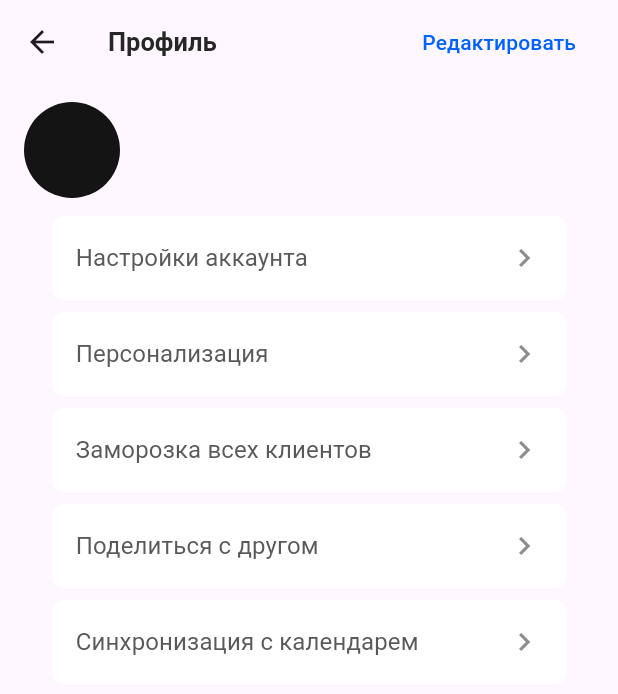
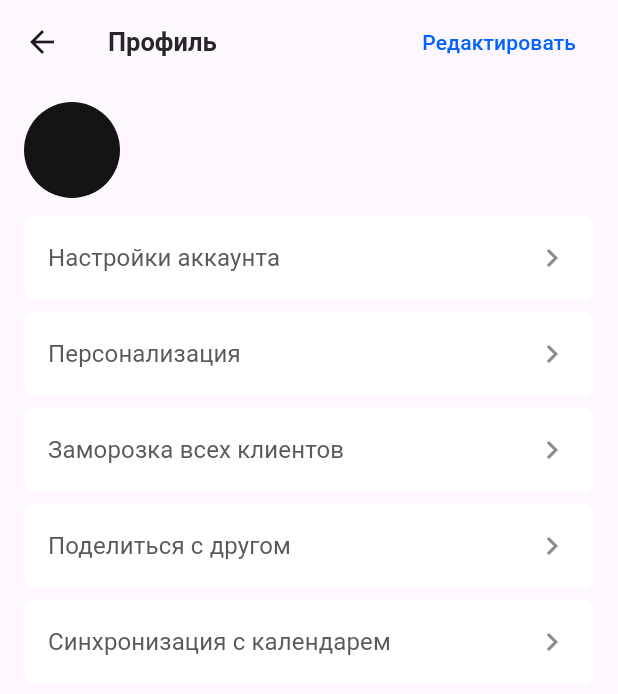
Before and after one commit to ShortMikelon/maxim, a Flutter app: the screen it shows after launch, on a phone screen of 412 x 824 dp. Shown: the top 694 px of the screen. Run offline on Flutter 3.47's test engine with Material 3 defaults, Android fonts, the phone set to English and light mode, and no system bars; our stand-ins replace flutter_secure_storage, shimmer; statements that could not run were skipped.

Commit message:
An AppButton was created for all the buttons of the application

```diff
--- a/lib/change_name/change_name_bottom_sheet.dart
+++ b/lib/change_name/change_name_bottom_sheet.dart
@@ -1,7 +1,8 @@
 import 'package:flutter/material.dart';
 import 'package:maxim/change_client_name_constants.dart';
 import 'package:maxim/change_name/change_name_provider.dart';
-import 'package:maxim/name_type.dart';
+import 'package:maxim/change_name/name_type.dart';
+import 'package:maxim/widgets/app_button.dart';
 import 'package:maxim/widgets/app_text_styles.dart';
 import 'package:provider/provider.dart';
 
@@ -136,25 +137,10 @@ class _AppSaveButton extends StatelessWidget {
 
     return Padding(
       padding: const EdgeInsets.only(bottom: 8, right: 16, left: 16),
-      child: ElevatedButton(
+      child: AppButton(
         onPressed: onPressedWithPopBack,
-        style: ElevatedButton.styleFrom().copyWith(
-          minimumSize: WidgetStateProperty.all<Size>(const Size.fromHeight(56)),
-          backgroundColor: WidgetStateProperty.resolveWith<Color?>(
-                (Set<WidgetState> states) {
-              if (states.contains(WidgetState.disabled)) {
-                return ChangeClientNameConstants.spitsbergenBlue;
-              }
-
-              return ChangeClientNameConstants.blue;
-            },
-          ),
-          shape: WidgetStateProperty.all<RoundedRectangleBorder>(
-            RoundedRectangleBorder(
-              borderRadius: BorderRadius.circular(8),
-            ),
-          ),
-        ),
+        background: ChangeClientNameConstants.blue,
+        disabledBackground: ChangeClientNameConstants.spitsbergenBlue,
         child: Text(
           'Сохранить',
           style: TextStyle(
--- a/lib/personalization/personalization_page.dart
+++ b/lib/personalization/personalization_page.dart
@@ -1,9 +1,10 @@
 import 'package:flutter/material.dart';
 import 'package:maxim/app_string_resources.dart';
 import 'package:maxim/change_name/change_name_bottom_sheet.dart';
-import 'package:maxim/default_names.dart';
-import 'package:maxim/name_type.dart';
+import 'package:maxim/change_name/default_names.dart';
+import 'package:maxim/change_name/name_type.dart';
 import 'package:maxim/personalization/personalization_provider.dart';
+import 'package:maxim/widgets/app_button.dart';
 import 'package:maxim/widgets/app_text_styles.dart';
 import 'package:provider/provider.dart';
 
@@ -122,21 +123,11 @@ class _PersonalizationButton extends StatelessWidget {
 
   @override
   Widget build(BuildContext context) {
-    return ElevatedButton(
+    return AppButton(
       onPressed: onPressed,
-      style: ButtonStyle(
-        fixedSize: WidgetStateProperty.all<Size>(const Size(343, 56)),
-        padding: WidgetStateProperty.all<EdgeInsetsGeometry>(
-          const EdgeInsets.symmetric(vertical: 8, horizontal: 16),
-        ),
-        elevation: WidgetStateProperty.all<double>(0),
-        backgroundColor: WidgetStateProperty.all<Color>(Colors.white),
-        shape: WidgetStateProperty.all<RoundedRectangleBorder>(
-          RoundedRectangleBorder(
-            borderRadius: BorderRadius.circular(8.0),
-          ),
-        ),
-      ),
+      minHeight: 56,
+      padding: const EdgeInsets.symmetric(vertical: 8, horizontal: 16),
+      background: Colors.white,
       child: Row(
         children: <Widget>[
           _buttonText(),
--- a/lib/profile/profile_page.dart
+++ b/lib/profile/profile_page.dart
@@ -3,6 +3,7 @@ import 'package:maxim/account_settings/account_settings_page.dart';
 import 'package:maxim/app_string_resources.dart';
 import 'package:maxim/personalization/personalization_page.dart';
 import 'package:maxim/profile/profile_provider.dart';
+import 'package:maxim/widgets/app_button.dart';
 import 'package:maxim/widgets/app_shimmer.dart';
 import 'package:maxim/widgets/app_text_styles.dart';
 import 'package:provider/provider.dart';
@@ -96,7 +97,7 @@ class _ProfileWithDataDisplay extends StatelessWidget {
     return Row(
       mainAxisAlignment: MainAxisAlignment.spaceBetween,
       children: <Widget>[
-        _ClientIcon(text: state.username),
+        _ClientIcon(state.username),
         const SizedBox(width: 16),
         _ProfileInfo(username: state.username, phoneNumber: state.phoneNumber),
         const SizedBox(width: 16),
@@ -167,9 +168,8 @@ class _PendingDisplay extends StatelessWidget {
 
 class _ClientIcon extends StatelessWidget {
   final String text;
-  final Color? backgroundColor;
 
-  const _ClientIcon({required this.text, this.backgroundColor});
+  const _ClientIcon(this.text);
 
   @override
   Widget build(BuildContext context) {
@@ -195,7 +195,7 @@ class _ClientIcon extends StatelessWidget {
   }
 
   Color get _color =>
-      HSLColor.fromColor(backgroundColor ?? text.toColor()).lightness < 0.8
+      HSLColor.fromColor(text.toColor()).lightness < 0.8
           ? Colors.white
           : Colors.black87;
 
@@ -263,11 +263,9 @@ class _ProfileBody extends StatelessWidget {
             text: AppStringResources.accountSettings,
             onPressed: () {
               Navigator.push(
-                context,
-                MaterialPageRoute(
-                  builder: (context) => const AccountSettingsPage()
-                )
-              );
+                  context,
+                  MaterialPageRoute(
+                      builder: (context) => const AccountSettingsPage()));
             },
           ),
           const SizedBox(height: 8),
@@ -317,21 +315,11 @@ class _ProfileButton extends StatelessWidget {
 
   @override
   Widget build(BuildContext context) {
-    return ElevatedButton(
+    return AppButton(
       onPressed: onPressed,
-      style: ButtonStyle(
-        fixedSize: WidgetStateProperty.all<Size>(const Size(343, 56)),
-        padding: WidgetStateProperty.all<EdgeInsetsGeometry>(
-          const EdgeInsets.symmetric(vertical: 8, horizontal: 16),
-        ),
-        elevation: WidgetStateProperty.all<double>(0),
-        backgroundColor: WidgetStateProperty.all<Color>(Colors.white),
-        shape: WidgetStateProperty.all<RoundedRectangleBorder>(
-          RoundedRectangleBorder(
-            borderRadius: BorderRadius.circular(8.0),
-          ),
-        ),
-      ),
+      minHeight: 56,
+      padding: const EdgeInsets.symmetric(vertical: 8, horizontal: 16),
+      background: (Colors.white),
       child: Row(
         children: <Widget>[
           Expanded(
--- /dev/null
+++ b/lib/widgets/app_button.dart
@@ -0,0 +1,60 @@
+import 'package:flutter/material.dart';
+
+class AppButton extends StatelessWidget {
+  final Widget child;
+
+  final Color background;
+  final Color? disabledBackground;
+
+  final double minHeight;
+  final double? minWidth;
+
+  final EdgeInsets padding;
+
+  final void Function()? onPressed;
+
+  const AppButton({
+    super.key,
+    required this.background,
+    required this.child,
+    this.minHeight = 56.0,
+    this.minWidth,
+    this.padding = EdgeInsets.zero,
+    this.disabledBackground,
+    this.onPressed,
+  });
+
+  @override
+  Widget build(BuildContext context) {
+    Size minSize;
+    if (minWidth != null) {
+      minSize = Size(minWidth!, minHeight);
+    } else {
+      minSize = Size.fromHeight(minHeight);
+    }
+
+    return ElevatedButton(
+      style: ButtonStyle(
+        minimumSize: WidgetStateProperty.all<Size>(minSize),
+        padding: WidgetStateProperty.all<EdgeInsets>(padding),
+        shape: WidgetStateProperty.all<RoundedRectangleBorder>(
+          RoundedRectangleBorder(
+            borderRadius: BorderRadius.circular(8),
+          ),
+        ),
+        elevation: WidgetStateProperty.all<double>(0),
+        backgroundColor: WidgetStateProperty.resolveWith<Color?>(
+          (Set<WidgetState> states) {
+            if (states.contains(WidgetState.disabled)) {
+              return disabledBackground;
+            }
+
+            return background;
+          },
+        ),
+      ),
+      onPressed: onPressed,
+      child: child,
+    );
+  }
+}
```
